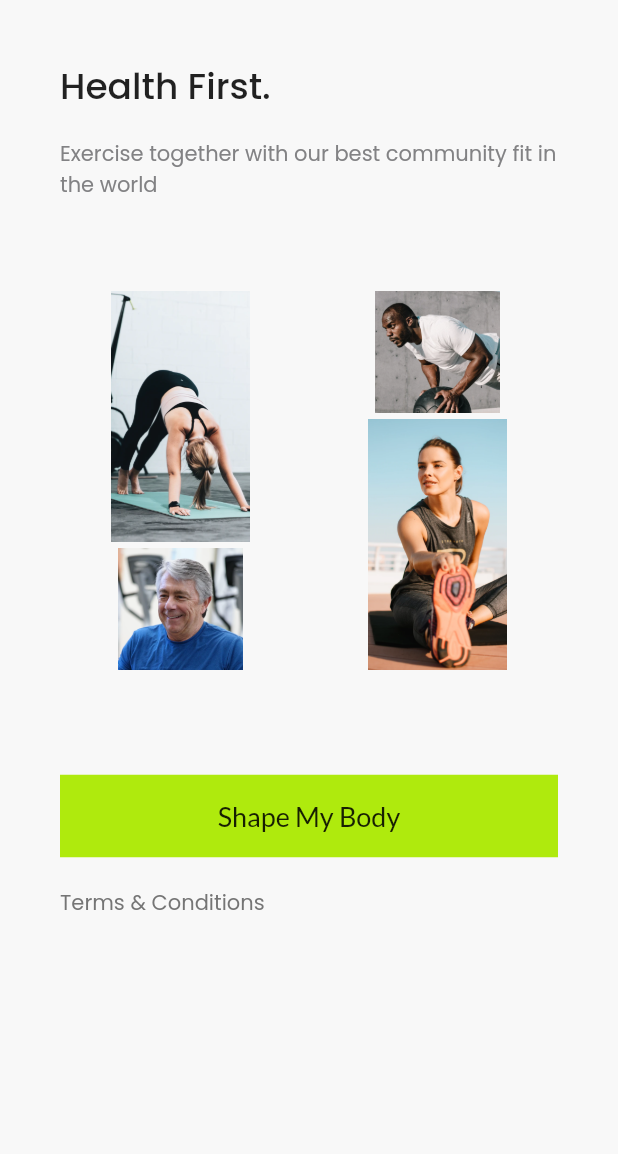
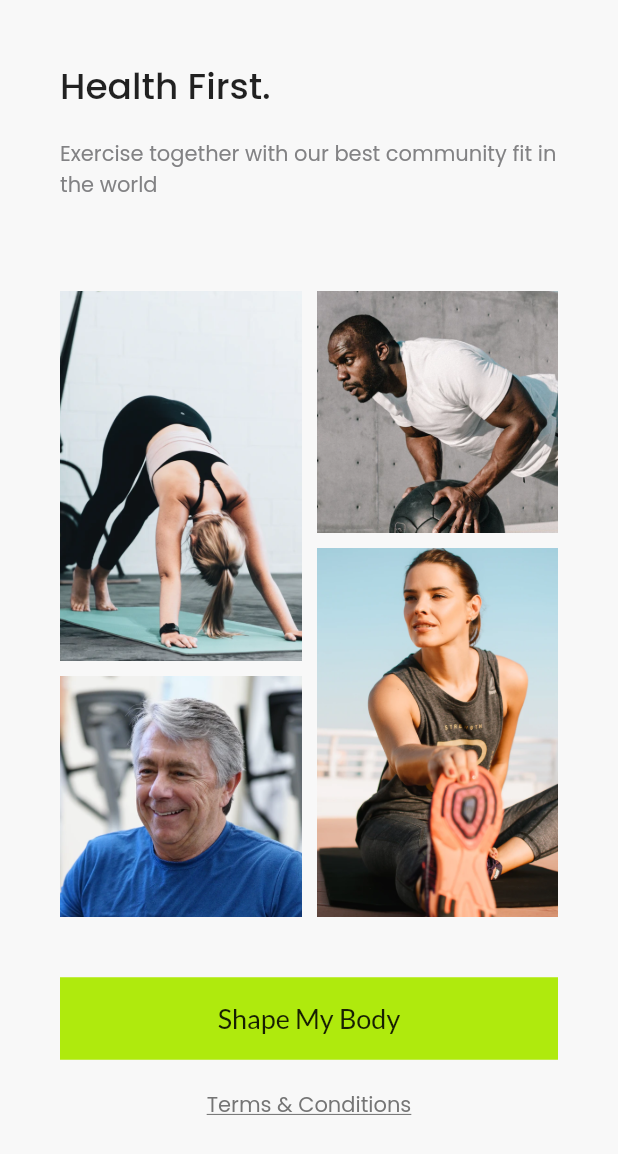
Before and after one commit to asbiqalalawi/ui_7_days, a Flutter app: the screen it shows after launch, on a phone screen of 412 x 824 dp. Shown: the top 1154 px of the screen. Run offline on Flutter 3.47's test engine with Material 2 defaults, Android fonts, the phone set to English and light mode, and no system bars; our stand-ins replace google_fonts.

Commit message:
Day 2 (Second page)

```diff
--- a/lib/day_2/get_started_page_2.dart
+++ b/lib/day_2/get_started_page_2.dart
@@ -8,7 +8,7 @@ class GetStartedPage2 extends StatelessWidget {
   @override
   Widget build(BuildContext context) {
     return Scaffold(
-      backgroundColor: Color(0xffF8F8F8),
+      backgroundColor: const Color(0xffF8F8F8),
       body: SafeArea(
         child: Padding(
           padding: const EdgeInsets.all(40),
@@ -33,35 +33,46 @@ class GetStartedPage2 extends StatelessWidget {
                 height: 60,
               ),
               StaggeredGrid.count(
-                crossAxisCount: 4,
-                mainAxisSpacing: 4,
+                crossAxisCount: 2,
+                mainAxisSpacing: 10,
                 crossAxisSpacing: 10,
-                axisDirection: AxisDirection.down,
                 children: [
                   StaggeredGridTile.count(
-                    crossAxisCellCount: 2,
-                    mainAxisCellCount: 2,
-                    child: Image.asset('assets/day_2/2_pic1.png'),
+                    crossAxisCellCount: 1,
+                    mainAxisCellCount: 1.5,
+                    child: Image.asset(
+                      'assets/day_2/2_pic1.png',
+                      fit: BoxFit.cover,
+                    ),
                   ),
                   StaggeredGridTile.count(
-                    crossAxisCellCount: 2,
+                    crossAxisCellCount: 1,
                     mainAxisCellCount: 1,
-                    child: Image.asset('assets/day_2/2_pic2.png'),
+                    child: Image.asset(
+                      'assets/day_2/2_pic2.png',
+                      fit: BoxFit.cover,
+                    ),
                   ),
                   StaggeredGridTile.count(
-                    crossAxisCellCount: 2,
-                    mainAxisCellCount: 2,
-                    child: Image.asset('assets/day_2/2_pic4.png'),
+                    crossAxisCellCount: 1,
+                    mainAxisCellCount: 1.5,
+                    child: Image.asset(
+                      'assets/day_2/2_pic4.png',
+                      fit: BoxFit.cover,
+                    ),
                   ),
                   StaggeredGridTile.count(
-                    crossAxisCellCount: 2,
+                    crossAxisCellCount: 1,
                     mainAxisCellCount: 1,
-                    child: Image.asset('assets/day_2/2_pic3.png'),
+                    child: Image.asset(
+                      'assets/day_2/2_pic3.png',
+                      fit: BoxFit.cover,
+                    ),
                   ),
                 ],
               ),
               const SizedBox(
-                height: 70,
+                height: 40,
               ),
               Container(
                 height: 55,
@@ -78,11 +89,14 @@ class GetStartedPage2 extends StatelessWidget {
               const SizedBox(
                 height: 20,
               ),
-              Text(
-                'Terms & Conditions',
-                style: GoogleFonts.poppins(
-                  color: const Color(
-                    0xff757575,
+              Center(
+                child: Text(
+                  'Terms & Conditions',
+                  style: GoogleFonts.poppins(
+                    color: const Color(
+                      0xff757575,
+                    ),
+                    decoration: TextDecoration.underline,
                   ),
                 ),
               ),
```
